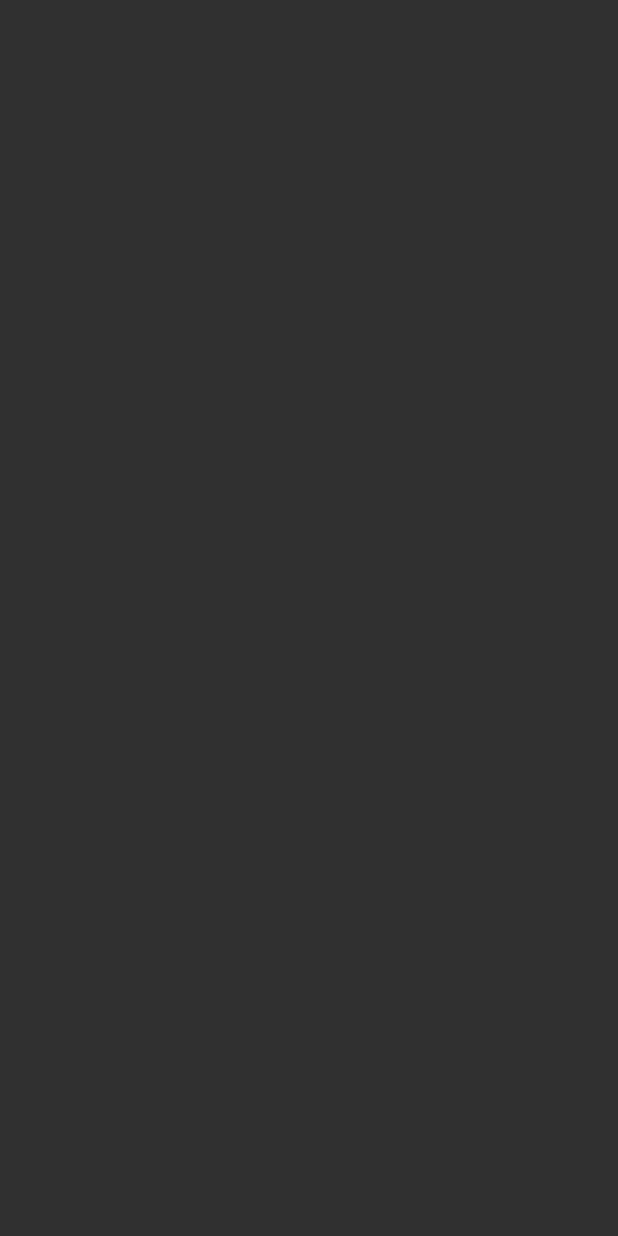
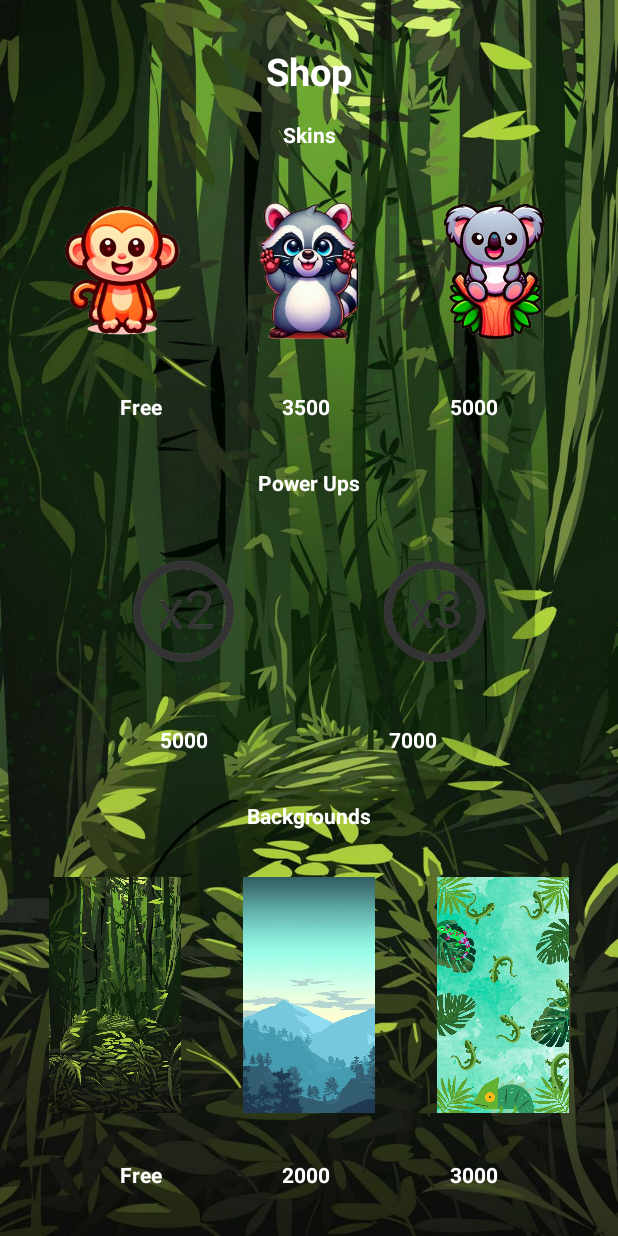
Before and after one commit to victxrsc/TFG, an Android app built with Jetpack Compose: the ShopActivity screen opened directly, with no data from a screen before it, on a phone screen of 412 x 824 dp. Before the commit the screen is empty. Run offline under Robolectric (Android 15) with nearby library versions, the phone set to English and light mode, and no system bars.

Commit message:
tvRaccoon problem fixed

```diff
--- a/app/src/main/java/com/example/tfg/shop/ShopActivity.kt
+++ b/app/src/main/java/com/example/tfg/shop/ShopActivity.kt
@@ -1,7 +1,59 @@
 package com.example.tfg.shop
 
+import android.os.Bundle
+import android.widget.ImageView
+import android.widget.TextView
 import androidx.appcompat.app.AppCompatActivity
+import com.example.tfg.R
 
 class ShopActivity : AppCompatActivity() {
 
+    // Declarar todas las vistas como variables
+    private lateinit var tvShop: TextView
+    private lateinit var tvSkins: TextView
+    private lateinit var ivMonkey: ImageView
+    private lateinit var ivRaccoon: ImageView
+    private lateinit var ivKoala: ImageView
+    private lateinit var tvMonkey: TextView
+    private lateinit var tvRaccoon: TextView
+    private lateinit var tvKoala: TextView
+    private lateinit var tvPowerUps: TextView
+    private lateinit var ivX2: ImageView
+    private lateinit var ivX3: ImageView
+    private lateinit var tvX2: TextView
+    private lateinit var tvX3: TextView
+    private lateinit var tvBackgrounds: TextView
+    private lateinit var ivBackground1: ImageView
+    private lateinit var ivBackground2: ImageView
+    private lateinit var ivBackground3: ImageView
+    private lateinit var tvBackground1: TextView
+    private lateinit var tvBackground2: TextView
+    private lateinit var tvBackground3: TextView
+
+    override fun onCreate(savedInstanceState: Bundle?) {
+        super.onCreate(savedInstanceState)
+        setContentView(R.layout.activity_shop)
+
+        // Inicializar todas las vistas
+        tvShop = findViewById(R.id.tvShop)
+        tvSkins = findViewById(R.id.tvSkins)
+        ivMonkey = findViewById(R.id.ivMonkey)
+        ivRaccoon = findViewById(R.id.ivRaccoon)
+        ivKoala = findViewById(R.id.ivKoala)
+        tvMonkey = findViewById(R.id.tvMonkey)
+        tvRaccoon = findViewById(R.id.tvRaccoon)
+        tvKoala = findViewById(R.id.tvKoala)
+        tvPowerUps = findViewById(R.id.tvPowerUps)
+        ivX2 = findViewById(R.id.ivX2)
+        ivX3 = findViewById(R.id.ivX3)
+        tvX2 = findViewById(R.id.tvX2)
+        tvX3 = findViewById(R.id.tvX3)
+        tvBackgrounds = findViewById(R.id.tvBackgrounds)
+        ivBackground1 = findViewById(R.id.ivBackground1)
+        ivBackground2 = findViewById(R.id.ivBackground2)
+        ivBackground3 = findViewById(R.id.ivBackground3)
+        tvBackground1 = findViewById(R.id.tvBackground1)
+        tvBackground2 = findViewById(R.id.tvBackground2)
+        tvBackground3 = findViewById(R.id.tvBackground3)
+    }
 }
--- a/app/src/main/res/layout/activity_shop.xml
+++ b/app/src/main/res/layout/activity_shop.xml
@@ -91,6 +91,7 @@
         app:layout_constraintStart_toEndOf="@id/tvMonkey"
         app:layout_constraintTop_toBottomOf="@id/ivRaccoon" />
 
+
     <TextView
         android:id="@+id/tvKoala"
         android:layout_width="wrap_content"
@@ -100,7 +101,7 @@
         android:textStyle="bold"
         app:layout_constraintBottom_toTopOf="@id/tvPowerUps"
         app:layout_constraintEnd_toEndOf="parent"
-        app:layout_constraintStart_toEndOf="tvRaccoon"
+        app:layout_constraintStart_toEndOf="@id/tvRaccoon"
         app:layout_constraintTop_toBottomOf="@id/ivKoala" />
 
     <TextView
```
